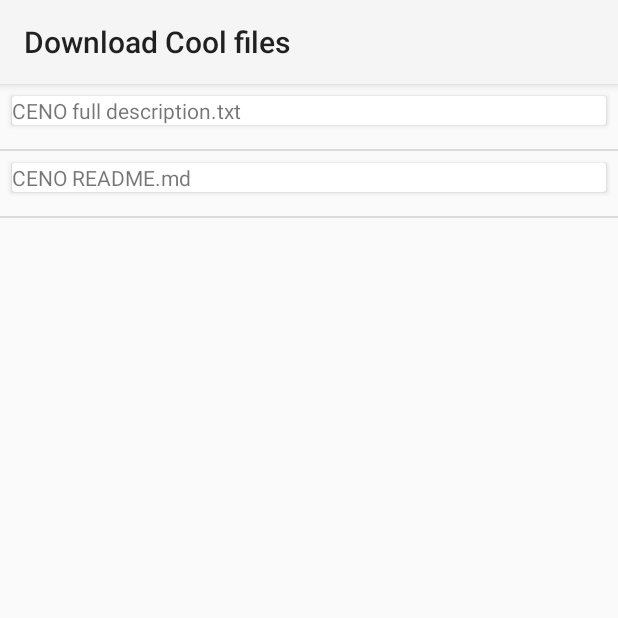
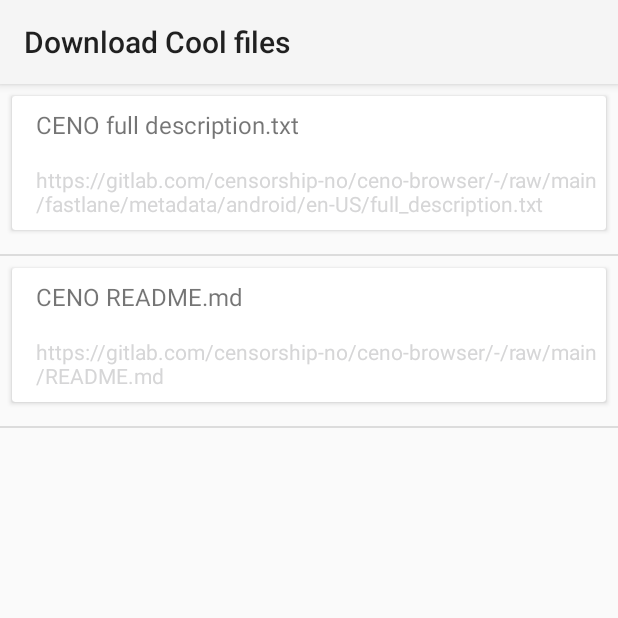
Before and after one commit to sherlockwisdom/reference-browser, an Android app: the fragment DownloadCoolFileFragment shown on its own in the app's theme, on a phone screen of 412 x 824 dp, the top half of it. Run offline under Robolectric (Android 15) with nearby library versions, the phone set to English and light mode, and no system bars.

Commit message:
updates: - modified the cool files card to show the url of the cool file

```diff
--- a/app/src/main/java/org/mozilla/reference/browser/settings/DownloadCoolFileFragment.java
+++ b/app/src/main/java/org/mozilla/reference/browser/settings/DownloadCoolFileFragment.java
@@ -132,6 +132,7 @@ public class DownloadCoolFileFragment extends Fragment {
             final String fileUrl = filesDatabase.get(filename);
 
             holder.filename.setText(filename);
+            holder.fileUrl.setText(fileUrl);
             DialogInterface.OnClickListener onClickListenerYes = new DialogInterface.OnClickListener() {
                 @Override
                 public void onClick(DialogInterface dialog, int which) {
@@ -228,12 +229,13 @@ public class DownloadCoolFileFragment extends Fragment {
 
         public class ViewHolder extends RecyclerView.ViewHolder {
 
-            TextView filename;
+            TextView filename, fileUrl;
             CardView cardView;
             public ViewHolder(@NonNull View itemView) {
                 super(itemView);
 
                 filename = itemView.findViewById(R.id.cool_files_card_name);
+                fileUrl = itemView.findViewById(R.id.cool_files_card_url);
                 cardView = itemView.findViewById(R.id.cool_files_card);
             }
         }
--- a/app/src/main/res/layout/view_cool_files_item.xml
+++ b/app/src/main/res/layout/view_cool_files_item.xml
@@ -17,10 +17,36 @@
         app:layout_constraintStart_toStartOf="parent"
         app:layout_constraintTop_toTopOf="parent">
 
-        <TextView
-            android:id="@+id/cool_files_card_name"
-            android:layout_width="wrap_content"
-            android:layout_height="wrap_content"
-            android:text="TextView" />
+        <androidx.constraintlayout.widget.ConstraintLayout
+            android:layout_width="match_parent"
+            android:layout_height="match_parent">
+
+            <TextView
+                android:id="@+id/cool_files_card_name"
+                android:layout_width="match_parent"
+                android:layout_height="wrap_content"
+                android:layout_marginStart="16dp"
+                android:layout_marginTop="8dp"
+                android:layout_marginEnd="8dp"
+                android:text="TextView"
+                android:textSize="16sp"
+                app:layout_constraintEnd_toEndOf="parent"
+                app:layout_constraintStart_toStartOf="parent"
+                app:layout_constraintTop_toTopOf="parent" />
+
+            <TextView
+                android:id="@+id/cool_files_card_url"
+                android:layout_width="0dp"
+                android:layout_height="wrap_content"
+                android:layout_marginTop="16dp"
+                android:layout_marginBottom="8dp"
+                android:text="TextView"
+                android:textColor="@color/accent"
+                app:layout_constraintBottom_toBottomOf="parent"
+                app:layout_constraintEnd_toEndOf="parent"
+                app:layout_constraintStart_toStartOf="@+id/cool_files_card_name"
+                app:layout_constraintTop_toBottomOf="@+id/cool_files_card_name" />
+        </androidx.constraintlayout.widget.ConstraintLayout>
+
     </androidx.cardview.widget.CardView>
 </androidx.constraintlayout.widget.ConstraintLayout>
```
